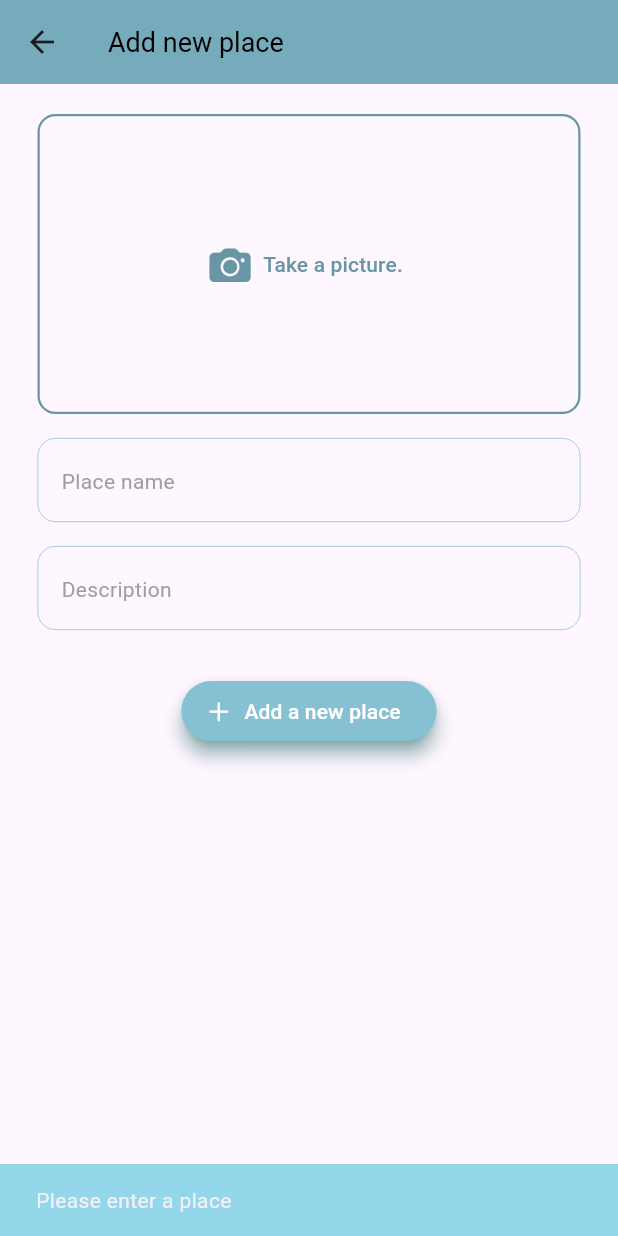
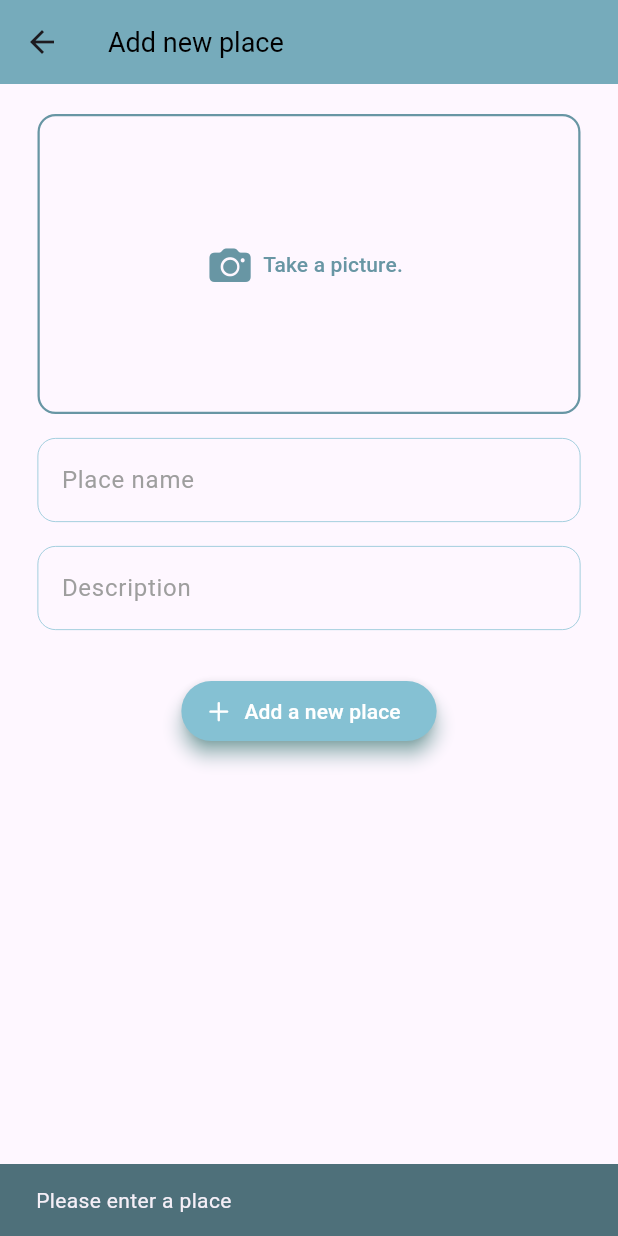
Before and after one commit to GmTechn/newplace, a Flutter app: the AjoutEndroit screen opened directly, after a tap on "Add a new place", on a phone screen of 412 x 824 dp. Run offline on Flutter 3.47's test engine with Material 3 defaults, Android fonts, the phone set to English and light mode, and no system bars; our stand-ins replace flutter_riverpod, image_picker.

Commit message:
all good

```diff
--- a/lib/main.dart
+++ b/lib/main.dart
@@ -1,10 +1,6 @@
-import 'package:flutter/cupertino.dart';
 import 'package:flutter/material.dart';
-import 'package:flutter_application_3/vue/ajout_endroit.dart';
 import 'package:flutter_application_3/widgets/endroit_interface.dart';
-import 'package:flutter_application_3/widgets/endroits_list.dart';
 import 'package:flutter_riverpod/flutter_riverpod.dart';
-import 'providers/endroit_utilisateurs.dart';
 
 void main() {
   runApp(ProviderScope(child: const MyApp()));
--- a/lib/modele/endroit.dart
+++ b/lib/modele/endroit.dart
@@ -1,5 +1,3 @@
-import 'dart:io';
-
 import 'package:uuid/uuid.dart';
 
 class Endroit {
--- a/lib/vue/ajout_endroit.dart
+++ b/lib/vue/ajout_endroit.dart
@@ -1,5 +1,4 @@
 import 'dart:io';
-
 import 'package:flutter/cupertino.dart';
 import 'package:flutter/material.dart';
 import 'package:flutter_application_3/providers/endroit_utilisateurs.dart';
@@ -20,17 +19,29 @@ class _AjoutEndroitState extends ConsumerState<AjoutEndroit> {
   //file to store image
   File? _imageSelected;
 
+  //textformfield key
+  final _formKey = GlobalKey<FormState>();
+
+  //disposing of the controller
+  @override
+  void dispose() {
+    _placenameController.dispose();
+    _descriptionController.dispose();
+    super.dispose();
+  }
+
   //enregistrer un endroit saved
-
   void _enregistreendroit() async {
+    //controllers to store place and description
     final place = _placenameController.text;
     final description = _descriptionController.text;
 
+    //please
     if (place.isEmpty) {
       ScaffoldMessenger.of(context).showSnackBar(
         SnackBar(
           content: Text('Please enter a place'),
-          backgroundColor: Color(0xff94d6ea),
+          backgroundColor: Color.fromARGB(255, 78, 112, 122),
         ),
       );
       return;
@@ -48,27 +59,30 @@ class _AjoutEndroitState extends ConsumerState<AjoutEndroit> {
   @override
   Widget build(BuildContext context) {
     return Scaffold(
-      //----APPBAR----///
       appBar: AppBar(
-        backgroundColor: Color(0xff76abbb),
-        title: Text(
+        backgroundColor: const Color(0xff76abbb),
+        title: const Text(
           'Add new place',
           style: TextStyle(color: Colors.black, fontSize: 18),
         ),
       ),
-
-      //--- BODY ----///
       body: Padding(
         padding: const EdgeInsets.symmetric(horizontal: 25.0),
         child: SingleChildScrollView(
-          physics: AlwaysScrollableScrollPhysics(),
+          physics: const AlwaysScrollableScrollPhysics(),
+          child: Form(
+            // ✅ The Form widget wraps all your fields
+            key: _formKey,
             child: Column(
               children: [
-              SizedBox(height: 20),
-              //container to display image of the selected place
+                const SizedBox(height: 20),
+
                 Container(
                   decoration: BoxDecoration(
-                  border: Border.all(width: 1.5, color: Color(0xff6896a4)),
+                    border: Border.all(
+                      width: 1.5,
+                      color: const Color(0xff6896a4),
+                    ),
                     borderRadius: BorderRadius.circular(12),
                   ),
                   height: 200,
@@ -80,68 +94,81 @@ class _AjoutEndroitState extends ConsumerState<AjoutEndroit> {
                   ),
                 ),
 
-              SizedBox(height: 16),
+                const SizedBox(height: 16),
 
-              //textfield for user to enter the new place name
-              TextField(
+                // ✅ TextFormField 1
+                TextFormField(
                   cursorColor: Colors.black,
                   controller: _placenameController,
                   decoration: InputDecoration(
-                  hint: Text(
-                    'Place name',
-                    style: TextStyle(color: Colors.grey),
-                  ),
+                    hintText: 'Place name',
+                    hintStyle: const TextStyle(color: Colors.grey),
                     enabledBorder: OutlineInputBorder(
                       borderRadius: BorderRadius.circular(12),
-                    borderSide: BorderSide(color: Color(0xff85c1d3), width: .5),
+                      borderSide: const BorderSide(
+                        color: Color(0xff85c1d3),
+                        width: .5,
+                      ),
                     ),
                     focusedBorder: OutlineInputBorder(
                       borderRadius: BorderRadius.circular(12),
-                    borderSide: BorderSide(
+                      borderSide: const BorderSide(
                         color: Color(0xff6896a4),
                         width: 1.5,
                       ),
                     ),
                   ),
+                  validator: (value) {
+                    if (value == null || value.isEmpty) {
+                      return 'Please enter a place name';
+                    }
+                    return null;
+                  },
                 ),
 
-              SizedBox(height: 16),
+                const SizedBox(height: 16),
 
-              //textfield for user to enter the new place name
-              TextField(
+                // ✅ TextFormField 2
+                TextFormField(
                   cursorColor: Colors.black,
                   controller: _descriptionController,
                   decoration: InputDecoration(
-                  hint: Text(
-                    'Description',
-                    style: TextStyle(color: Colors.grey),
-                  ),
+                    hintText: 'Description',
+                    hintStyle: const TextStyle(color: Colors.grey),
                     enabledBorder: OutlineInputBorder(
                       borderRadius: BorderRadius.circular(12),
-                    borderSide: BorderSide(color: Color(0xff85c1d3), width: .5),
+                      borderSide: const BorderSide(
+                        color: Color(0xff85c1d3),
+                        width: .5,
+                      ),
                     ),
                     focusedBorder: OutlineInputBorder(
                       borderRadius: BorderRadius.circular(12),
-                    borderSide: BorderSide(
+                      borderSide: const BorderSide(
                         color: Color(0xff6896a4),
                         width: 1.5,
                       ),
                     ),
                   ),
+                  validator: (value) {
+                    if (value == null || value.isEmpty) {
+                      return 'Please enter a description';
+                    }
+                    return null;
+                  },
                 ),
 
-              SizedBox(height: 30),
+                const SizedBox(height: 30),
 
-              //button d'ajout d'endroit
                 ElevatedButton.icon(
                   style: ElevatedButton.styleFrom(
-                  backgroundColor: Color(0xff85c1d3),
+                    backgroundColor: const Color(0xff85c1d3),
                     shadowColor: Colors.teal,
                     elevation: 5,
                   ),
                   onPressed: _enregistreendroit,
-                icon: Icon(CupertinoIcons.add, color: Colors.white),
-                label: Text(
+                  icon: const Icon(CupertinoIcons.add, color: Colors.white),
+                  label: const Text(
                     'Add a new place',
                     style: TextStyle(color: Colors.white),
                   ),
@@ -150,6 +177,7 @@ class _AjoutEndroitState extends ConsumerState<AjoutEndroit> {
             ),
           ),
         ),
+      ),
     );
   }
 }
--- a/lib/widgets/imageprise.dart
+++ b/lib/widgets/imageprise.dart
@@ -53,6 +53,28 @@ class _ImagePriseState extends State<ImagePrise> {
     return Center(
       child: _photoselected == null
           ? TextButton.icon(
+              style: ButtonStyle(
+                backgroundColor: WidgetStateProperty.resolveWith<Color?>((
+                  Set<WidgetState> states,
+                ) {
+                  if (states.contains(WidgetState.hovered)) {
+                    // ignore: deprecated_member_use
+                    return Color.fromARGB(255, 107, 156, 169).withOpacity(0.5);
+
+                    //Glow on hover
+                  } else if (states.contains(WidgetState.pressed)) {
+                    return Color.fromARGB(255, 155, 213, 230); // Glow on press
+                  }
+                }),
+                // Overlay color for ripple effect
+                overlayColor: WidgetStateProperty.all(
+                  // ignore: deprecated_member_use
+                  Colors.white.withOpacity(0.3),
+                ),
+                // Elevation to enhance the glow effect
+                elevation: MaterialStateProperty.all(5),
+              ),
+
               icon: Icon(
                 CupertinoIcons.camera_fill,
                 size: 28,
```
Also changed, not shown: lib/vue/endroit_detail.dart (+9 -4 lines), lib/widgets/endroits_list.dart (+4 -4 lines). Lines whose indentation alone changed are shown as unchanged.
